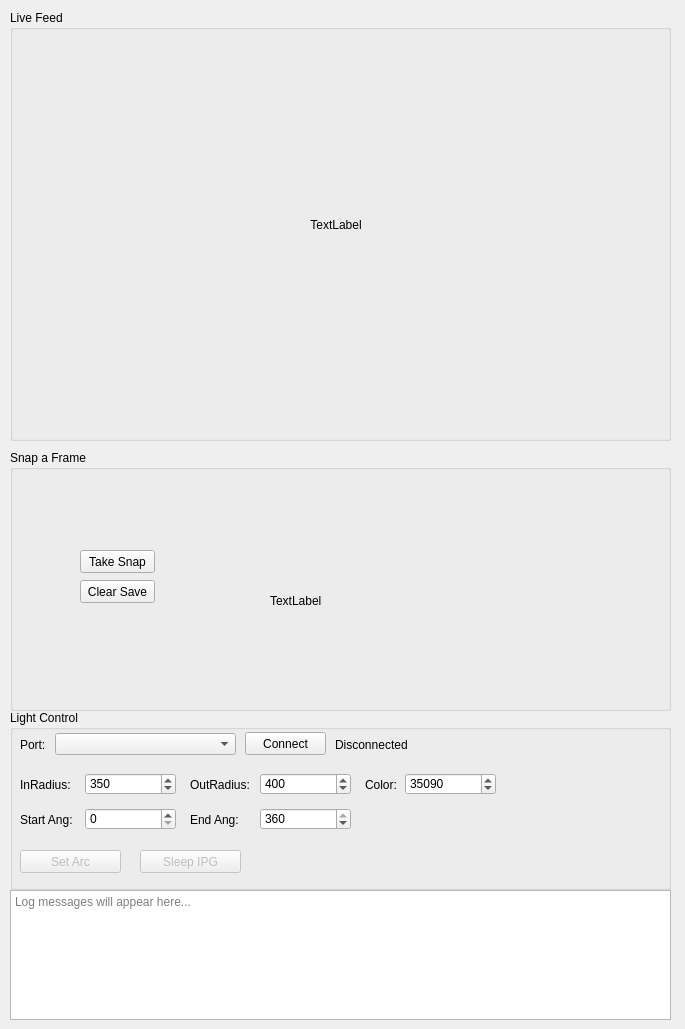
Above: main-des.ui from fossil-fishhhooks/kerr-imaging before the change. Below: the same form after it.
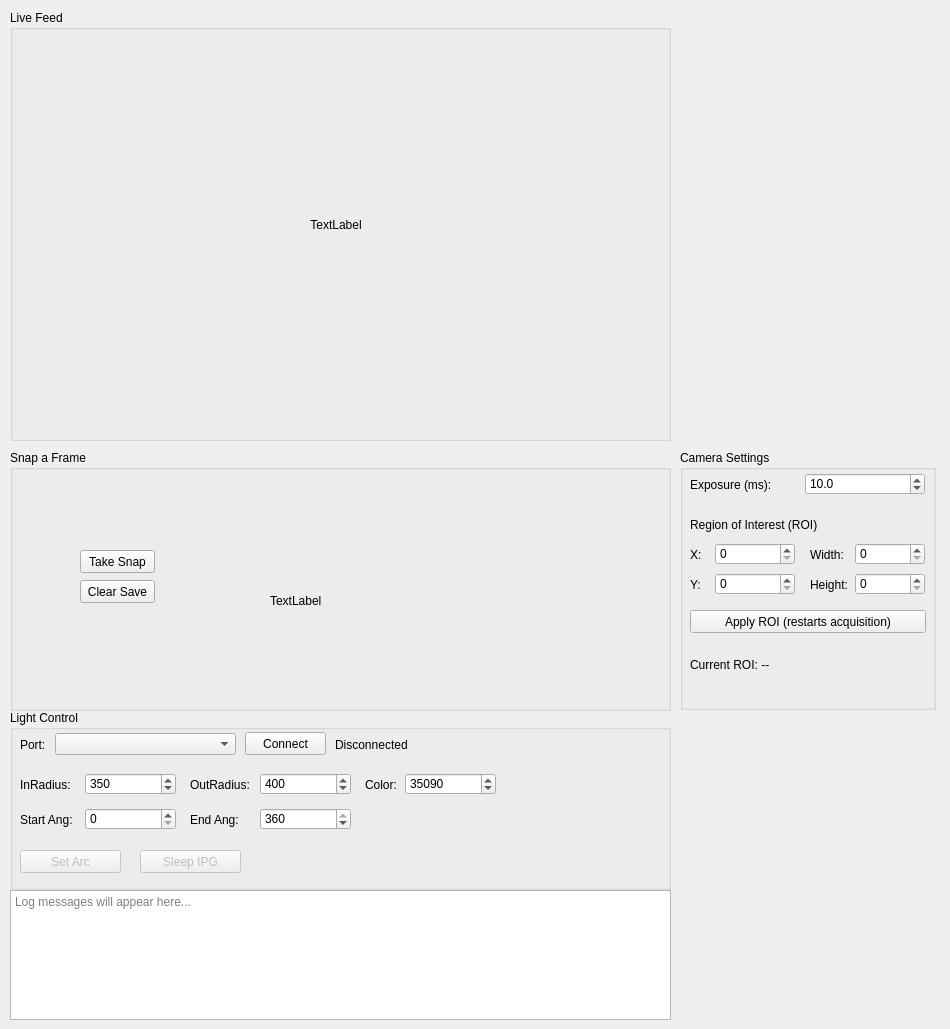
That is the form after the change.

The edit to the form file:
```diff
--- a/main-des.ui
+++ b/main-des.ui
@@ -6,7 +6,7 @@
    <rect>
     <x>0</x>
     <y>0</y>
-    <width>685</width>
+    <width>950</width>
     <height>1029</height>
    </rect>
   </property>
@@ -352,6 +352,200 @@
      </property>
     </widget>
    </widget>
+   <widget class="QGroupBox" name="cam_settings_group">
+    <property name="geometry">
+     <rect>
+      <x>680</x>
+      <y>450</y>
+      <width>256</width>
+      <height>260</height>
+     </rect>
+    </property>
+    <property name="title">
+     <string>Camera Settings</string>
+    </property>
+    <widget class="QLabel" name="exposure_label">
+     <property name="geometry">
+      <rect>
+       <x>10</x>
+       <y>25</y>
+       <width>110</width>
+       <height>20</height>
+      </rect>
+     </property>
+     <property name="text">
+      <string>Exposure (ms):</string>
+     </property>
+    </widget>
+    <widget class="QDoubleSpinBox" name="exposure_spin">
+     <property name="geometry">
+      <rect>
+       <x>125</x>
+       <y>23</y>
+       <width>120</width>
+       <height>22</height>
+      </rect>
+     </property>
+     <property name="decimals">
+      <number>1</number>
+     </property>
+     <property name="minimum">
+      <double>0.1</double>
+     </property>
+     <property name="maximum">
+      <double>60000.0</double>
+     </property>
+     <property name="value">
+      <double>10.0</double>
+     </property>
+    </widget>
+    <widget class="QLabel" name="roi_header_label">
+     <property name="geometry">
+      <rect>
+       <x>10</x>
+       <y>65</y>
+       <width>236</width>
+       <height>20</height>
+      </rect>
+     </property>
+     <property name="text">
+      <string>Region of Interest (ROI)</string>
+     </property>
+    </widget>
+    <widget class="QLabel" name="roi_x_label">
+     <property name="geometry">
+      <rect>
+       <x>10</x>
+       <y>95</y>
+       <width>30</width>
+       <height>20</height>
+      </rect>
+     </property>
+     <property name="text">
+      <string>X:</string>
+     </property>
+    </widget>
+    <widget class="QSpinBox" name="roi_x_spin">
+     <property name="geometry">
+      <rect>
+       <x>35</x>
+       <y>93</y>
+       <width>80</width>
+       <height>22</height>
+      </rect>
+     </property>
+     <property name="maximum">
+      <number>99999</number>
+     </property>
+    </widget>
+    <widget class="QLabel" name="roi_w_label">
+     <property name="geometry">
+      <rect>
+       <x>130</x>
+       <y>95</y>
+       <width>51</width>
+       <height>20</height>
+      </rect>
+     </property>
+     <property name="text">
+      <string>Width:</string>
+     </property>
+    </widget>
+    <widget class="QSpinBox" name="roi_w_spin">
+     <property name="geometry">
+      <rect>
+       <x>175</x>
+       <y>93</y>
+       <width>70</width>
+       <height>22</height>
+      </rect>
+     </property>
+     <property name="maximum">
+      <number>99999</number>
+     </property>
+    </widget>
+    <widget class="QLabel" name="roi_y_label">
+     <property name="geometry">
+      <rect>
+       <x>10</x>
+       <y>125</y>
+       <width>30</width>
+       <height>20</height>
+      </rect>
+     </property>
+     <property name="text">
+      <string>Y:</string>
+     </property>
+    </widget>
+    <widget class="QSpinBox" name="roi_y_spin">
+     <property name="geometry">
+      <rect>
+       <x>35</x>
+       <y>123</y>
+       <width>80</width>
+       <height>22</height>
+      </rect>
+     </property>
+     <property name="maximum">
+      <number>99999</number>
+     </property>
+    </widget>
+    <widget class="QLabel" name="roi_h_label">
+     <property name="geometry">
+      <rect>
+       <x>130</x>
+       <y>125</y>
+       <width>51</width>
+       <height>20</height>
+      </rect>
+     </property>
+     <property name="text">
+      <string>Height:</string>
+     </property>
+    </widget>
+    <widget class="QSpinBox" name="roi_h_spin">
+     <property name="geometry">
+      <rect>
+       <x>175</x>
+       <y>123</y>
+       <width>70</width>
+       <height>22</height>
+      </rect>
+     </property>
+     <property name="maximum">
+      <number>99999</number>
+     </property>
+    </widget>
+    <widget class="QPushButton" name="apply_roi_button">
+     <property name="geometry">
+      <rect>
+       <x>10</x>
+       <y>160</y>
+       <width>236</width>
+       <height>23</height>
+      </rect>
+     </property>
+     <property name="text">
+      <string>Apply ROI (restarts acquisition)</string>
+     </property>
+    </widget>
+    <widget class="QLabel" name="current_roi_label">
+     <property name="geometry">
+      <rect>
+       <x>10</x>
+       <y>195</y>
+       <width>236</width>
+       <height>40</height>
+      </rect>
+     </property>
+     <property name="text">
+      <string>Current ROI: --</string>
+     </property>
+     <property name="wordWrap">
+      <bool>true</bool>
+     </property>
+    </widget>
+   </widget>
    <widget class="QTextEdit" name="log">
     <property name="geometry">
      <rect>
```
